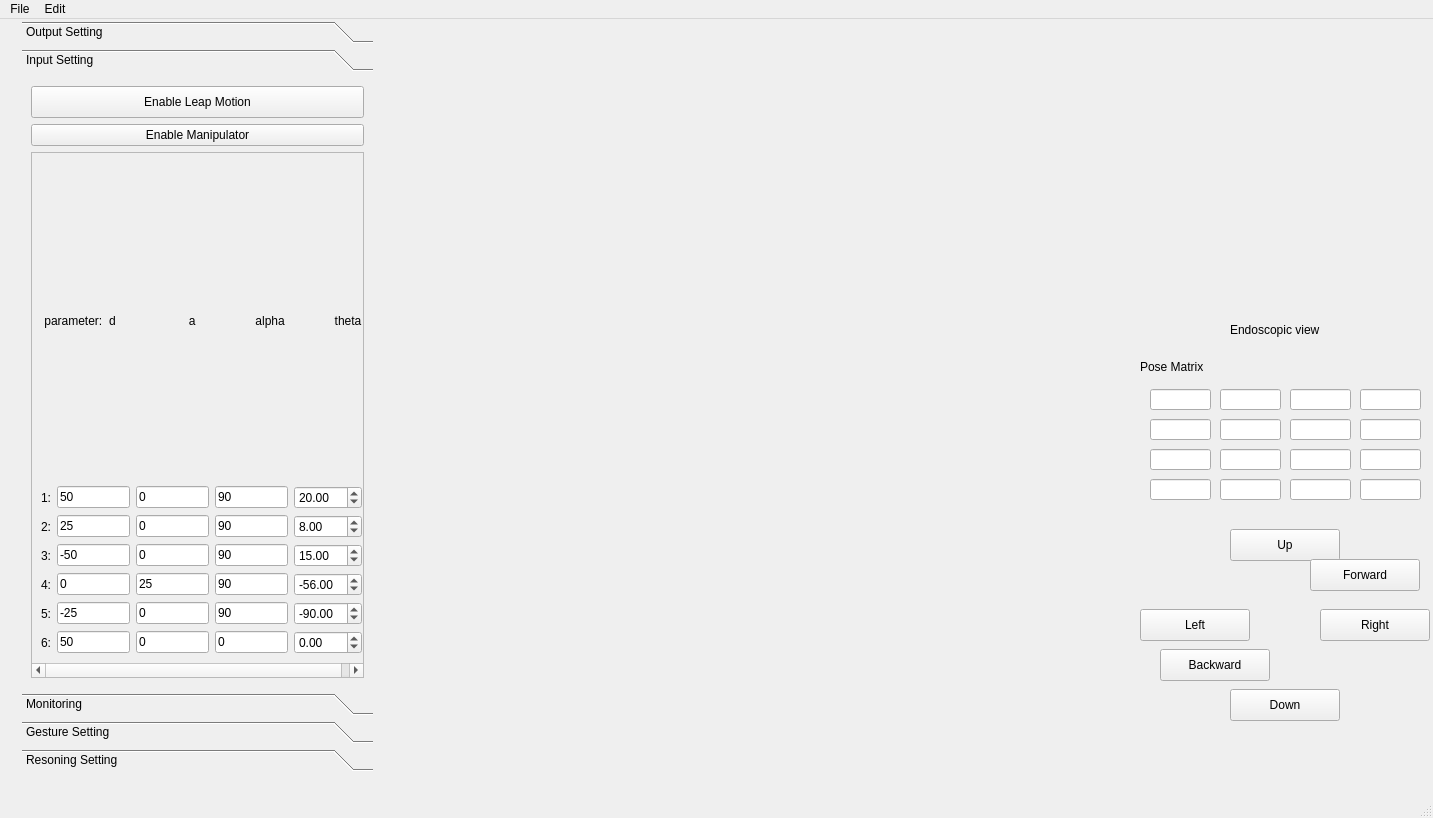
The window that UIs/mainWindow.ui (newuniverse/In-air-interaction) describes before a commit, drawn with Qt 5.
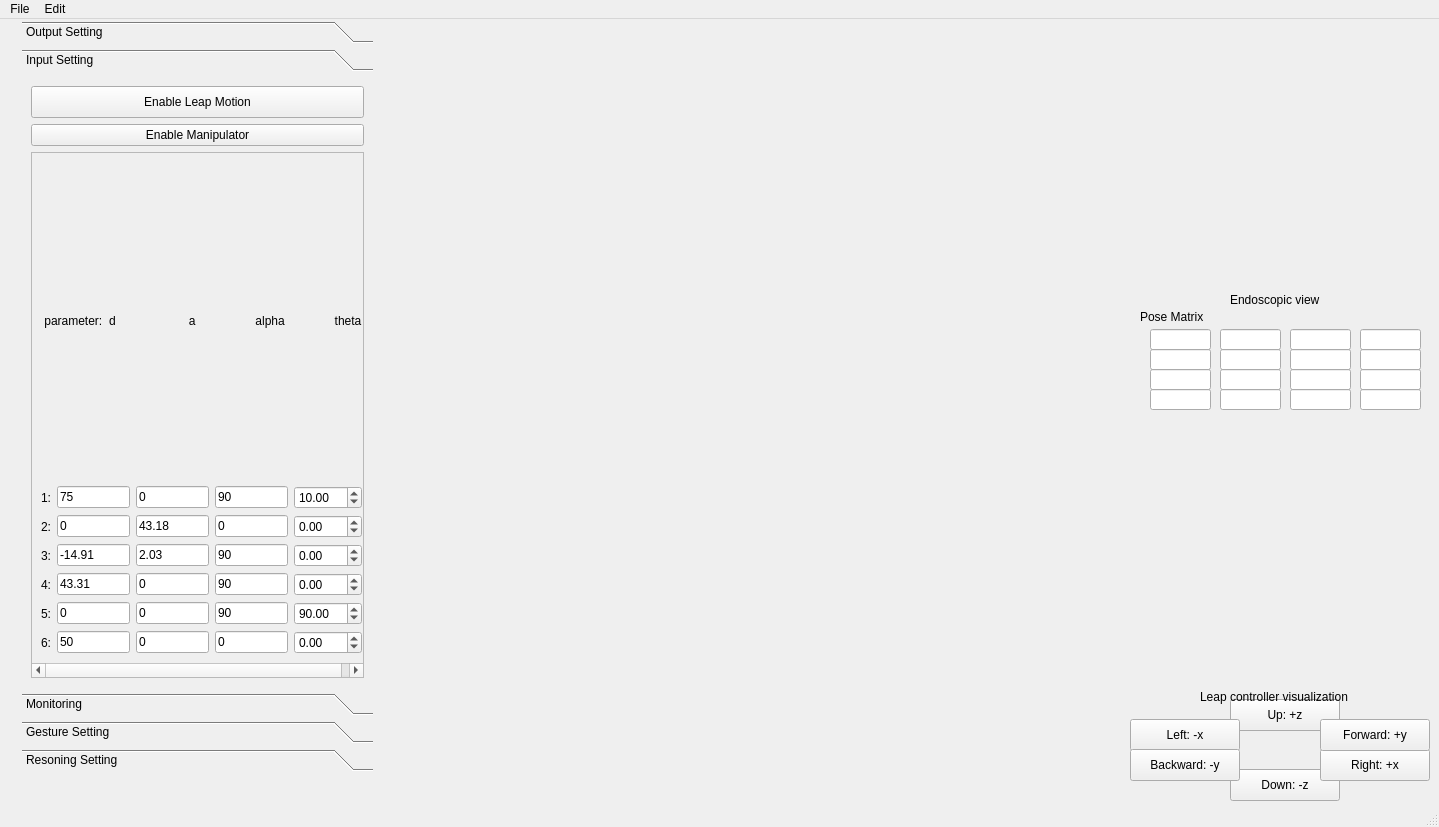
The same window after the commit. Custom widgets are drawn as their Qt base class.

Commit message: add controller window

```diff
--- a/UIs/mainWindow.ui
+++ b/UIs/mainWindow.ui
@@ -6,8 +6,8 @@
    <rect>
     <x>0</x>
     <y>0</y>
-    <width>1433</width>
-    <height>818</height>
+    <width>1439</width>
+    <height>827</height>
    </rect>
   </property>
   <property name="minimumSize">
@@ -26,7 +26,7 @@
       <x>1140</x>
       <y>0</y>
       <width>290</width>
-      <height>290</height>
+      <height>261</height>
      </rect>
     </property>
    </widget>
@@ -34,7 +34,7 @@
     <property name="geometry">
      <rect>
       <x>1140</x>
-      <y>340</y>
+      <y>290</y>
       <width>81</width>
       <height>16</height>
      </rect>
@@ -47,7 +47,7 @@
     <property name="geometry">
      <rect>
       <x>1360</x>
-      <y>460</y>
+      <y>370</y>
       <width>61</width>
       <height>21</height>
      </rect>
@@ -57,7 +57,7 @@
     <property name="geometry">
      <rect>
       <x>1220</x>
-      <y>400</y>
+      <y>330</y>
       <width>61</width>
       <height>21</height>
      </rect>
@@ -67,7 +67,7 @@
     <property name="geometry">
      <rect>
       <x>1220</x>
-      <y>460</y>
+      <y>370</y>
       <width>61</width>
       <height>21</height>
      </rect>
@@ -77,7 +77,7 @@
     <property name="geometry">
      <rect>
       <x>1150</x>
-      <y>430</y>
+      <y>350</y>
       <width>61</width>
       <height>21</height>
      </rect>
@@ -87,7 +87,7 @@
     <property name="geometry">
      <rect>
       <x>1220</x>
-      <y>370</y>
+      <y>310</y>
       <width>61</width>
       <height>21</height>
      </rect>
@@ -97,7 +97,7 @@
     <property name="geometry">
      <rect>
       <x>1360</x>
-      <y>370</y>
+      <y>310</y>
       <width>61</width>
       <height>21</height>
      </rect>
@@ -107,7 +107,7 @@
     <property name="geometry">
      <rect>
       <x>1360</x>
-      <y>400</y>
+      <y>330</y>
       <width>61</width>
       <height>21</height>
      </rect>
@@ -117,7 +117,7 @@
     <property name="geometry">
      <rect>
       <x>1150</x>
-      <y>370</y>
+      <y>310</y>
       <width>61</width>
       <height>21</height>
      </rect>
@@ -127,7 +127,7 @@
     <property name="geometry">
      <rect>
       <x>1290</x>
-      <y>370</y>
+      <y>310</y>
       <width>61</width>
       <height>21</height>
      </rect>
@@ -137,7 +137,7 @@
     <property name="geometry">
      <rect>
       <x>1150</x>
-      <y>400</y>
+      <y>330</y>
       <width>61</width>
       <height>21</height>
      </rect>
@@ -147,7 +147,7 @@
     <property name="geometry">
      <rect>
       <x>1150</x>
-      <y>460</y>
+      <y>370</y>
       <width>61</width>
       <height>21</height>
      </rect>
@@ -157,7 +157,7 @@
     <property name="geometry">
      <rect>
       <x>1290</x>
-      <y>400</y>
+      <y>330</y>
       <width>61</width>
       <height>21</height>
      </rect>
@@ -167,7 +167,7 @@
     <property name="geometry">
      <rect>
       <x>1360</x>
-      <y>430</y>
+      <y>350</y>
       <width>61</width>
       <height>21</height>
      </rect>
@@ -177,7 +177,7 @@
     <property name="geometry">
      <rect>
       <x>1290</x>
-      <y>460</y>
+      <y>370</y>
       <width>61</width>
       <height>21</height>
      </rect>
@@ -187,7 +187,7 @@
     <property name="geometry">
      <rect>
       <x>1220</x>
-      <y>430</y>
+      <y>350</y>
       <width>61</width>
       <height>21</height>
      </rect>
@@ -197,7 +197,7 @@
     <property name="geometry">
      <rect>
       <x>1290</x>
-      <y>430</y>
+      <y>350</y>
       <width>61</width>
       <height>21</height>
      </rect>
@@ -207,7 +207,7 @@
     <property name="geometry">
      <rect>
       <x>1230</x>
-      <y>300</y>
+      <y>270</y>
       <width>111</width>
       <height>21</height>
      </rect>
@@ -807,7 +807,7 @@
             <item>
              <widget class="QLineEdit" name="j1d">
               <property name="text">
-               <string>50</string>
+               <string>75</string>
               </property>
              </widget>
             </item>
@@ -834,7 +834,7 @@
                <double>180.000000000000000</double>
               </property>
               <property name="value">
-               <double>20.000000000000000</double>
+               <double>10.000000000000000</double>
               </property>
              </widget>
             </item>
@@ -852,21 +852,21 @@
             <item>
              <widget class="QLineEdit" name="j2d">
               <property name="text">
-               <string>25</string>
+               <string>0</string>
               </property>
              </widget>
             </item>
             <item>
              <widget class="QLineEdit" name="j2a">
               <property name="text">
-               <string>0</string>
+               <string>43.18</string>
               </property>
              </widget>
             </item>
             <item>
              <widget class="QLineEdit" name="j2alpha">
               <property name="text">
-               <string>90</string>
+               <string>0</string>
               </property>
              </widget>
             </item>
@@ -879,7 +879,7 @@
                <double>180.000000000000000</double>
               </property>
               <property name="value">
-               <double>8.000000000000000</double>
+               <double>0.000000000000000</double>
               </property>
              </widget>
             </item>
@@ -897,14 +897,14 @@
             <item>
              <widget class="QLineEdit" name="j3d">
               <property name="text">
-               <string>-50</string>
+               <string>-14.91</string>
               </property>
              </widget>
             </item>
             <item>
              <widget class="QLineEdit" name="j3a">
               <property name="text">
-               <string>0</string>
+               <string>2.03</string>
               </property>
              </widget>
             </item>
@@ -924,7 +924,7 @@
                <double>180.000000000000000</double>
               </property>
               <property name="value">
-               <double>15.000000000000000</double>
+               <double>0.000000000000000</double>
               </property>
              </widget>
             </item>
@@ -942,14 +942,14 @@
             <item>
              <widget class="QLineEdit" name="j4d">
               <property name="text">
-               <string>0</string>
+               <string>43.31</string>
               </property>
              </widget>
             </item>
             <item>
              <widget class="QLineEdit" name="j4a">
               <property name="text">
-               <string>25</string>
+               <string>0</string>
               </property>
              </widget>
             </item>
@@ -969,7 +969,7 @@
                <double>180.000000000000000</double>
               </property>
               <property name="value">
-               <double>-56.000000000000000</double>
+               <double>0.000000000000000</double>
               </property>
              </widget>
             </item>
@@ -987,7 +987,7 @@
             <item>
              <widget class="QLineEdit" name="j5d">
               <property name="text">
-               <string>-25</string>
+               <string>0</string>
               </property>
              </widget>
             </item>
@@ -1014,7 +1014,7 @@
                <double>180.000000000000000</double>
               </property>
               <property name="value">
-               <double>-90.000000000000000</double>
+               <double>90.000000000000000</double>
               </property>
              </widget>
             </item>
@@ -1387,78 +1387,101 @@
     <property name="geometry">
      <rect>
       <x>1230</x>
-      <y>510</y>
+      <y>680</y>
       <width>110</width>
       <height>32</height>
      </rect>
     </property>
     <property name="text">
-     <string>Up</string>
+     <string>Up: +z</string>
     </property>
    </widget>
    <widget class="QPushButton" name="xMinusButton">
     <property name="geometry">
      <rect>
-      <x>1140</x>
-      <y>590</y>
+      <x>1130</x>
+      <y>700</y>
       <width>110</width>
       <height>32</height>
      </rect>
     </property>
     <property name="text">
-     <string>Left</string>
+     <string>Left: -x</string>
     </property>
    </widget>
    <widget class="QPushButton" name="zMinusButton">
     <property name="geometry">
      <rect>
       <x>1230</x>
-      <y>670</y>
+      <y>750</y>
       <width>110</width>
       <height>32</height>
      </rect>
     </property>
     <property name="text">
-     <string>Down</string>
+     <string>Down: -z</string>
     </property>
    </widget>
    <widget class="QPushButton" name="xPlusButton">
     <property name="geometry">
      <rect>
       <x>1320</x>
-      <y>590</y>
+      <y>730</y>
       <width>110</width>
       <height>32</height>
      </rect>
     </property>
     <property name="text">
-     <string>Right</string>
+     <string>Right: +x</string>
     </property>
    </widget>
    <widget class="QPushButton" name="yPlusButton">
     <property name="geometry">
      <rect>
-      <x>1310</x>
-      <y>540</y>
+      <x>1320</x>
+      <y>700</y>
       <width>110</width>
       <height>32</height>
      </rect>
     </property>
     <property name="text">
-     <string>Forward</string>
+     <string>Forward: +y</string>
     </property>
    </widget>
    <widget class="QPushButton" name="yMinusButton">
     <property name="geometry">
      <rect>
-      <x>1160</x>
-      <y>630</y>
+      <x>1130</x>
+      <y>730</y>
       <width>110</width>
       <height>32</height>
      </rect>
     </property>
     <property name="text">
-     <string>Backward</string>
+     <string>Backward: -y</string>
+    </property>
+   </widget>
+   <widget class="QVTKWidget" name="qvtkWidget_leapController">
+    <property name="geometry">
+     <rect>
+      <x>1140</x>
+      <y>400</y>
+      <width>290</width>
+      <height>261</height>
+     </rect>
+    </property>
+   </widget>
+   <widget class="QLabel" name="label_27">
+    <property name="geometry">
+     <rect>
+      <x>1200</x>
+      <y>670</y>
+      <width>171</width>
+      <height>16</height>
+     </rect>
+    </property>
+    <property name="text">
+     <string>Leap controller visualization</string>
     </property>
    </widget>
    <zorder>qvtkWidget</zorder>
@@ -1488,13 +1511,15 @@
    <zorder>xPlusButton</zorder>
    <zorder>yPlusButton</zorder>
    <zorder>yMinusButton</zorder>
+   <zorder>qvtkWidget_leapController</zorder>
+   <zorder>label_27</zorder>
   </widget>
   <widget class="QMenuBar" name="menubar">
    <property name="geometry">
     <rect>
      <x>0</x>
      <y>0</y>
-     <width>1433</width>
+     <width>1439</width>
      <height>22</height>
     </rect>
    </property>
```
The commit also changes 27 other files.
